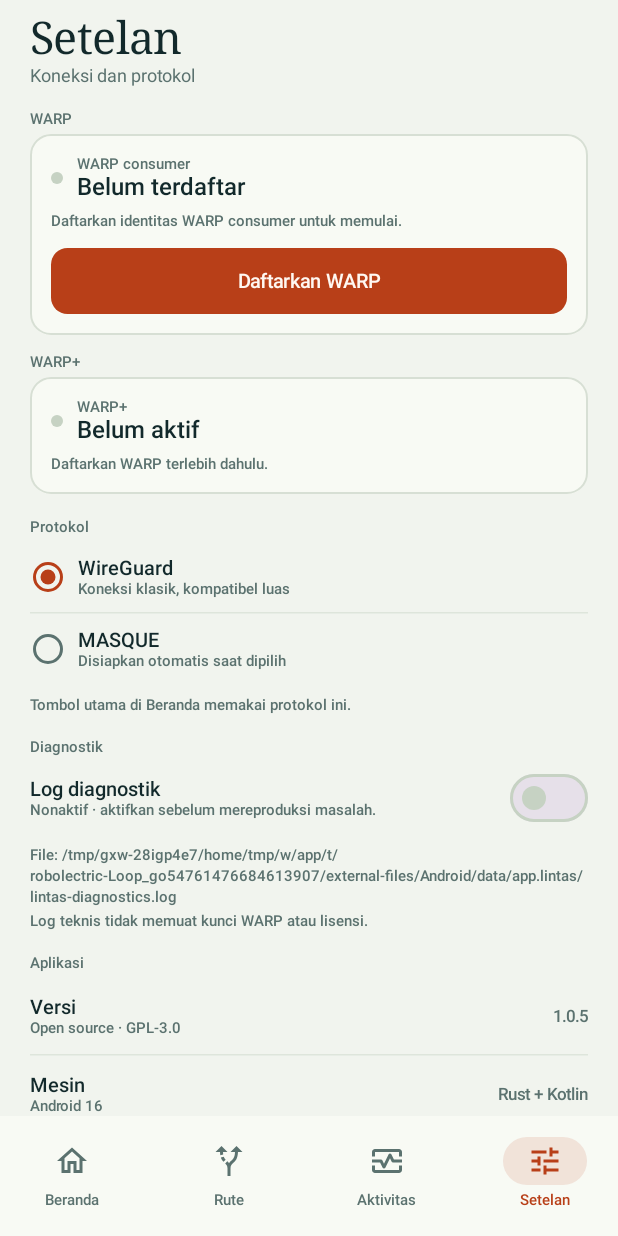
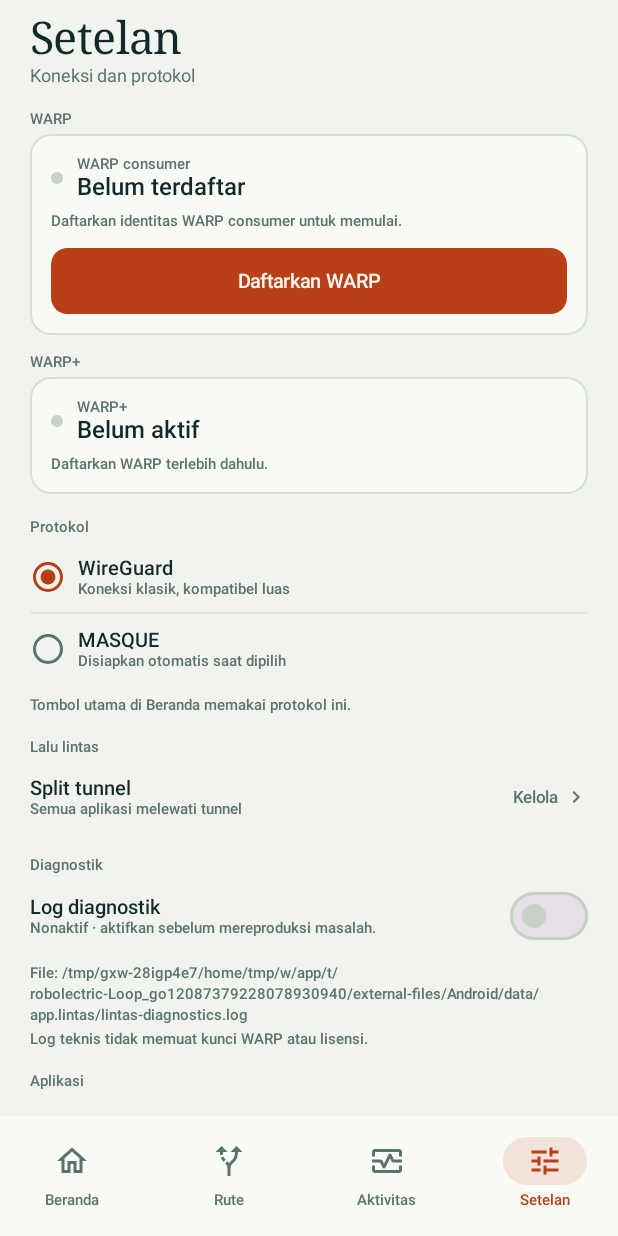
Before and after one commit to hafizhlf/lintas-vpn, an Android app built with Jetpack Compose: the screen it shows after launch (MainActivity), item 4 of the bottom bar chosen, on a phone screen of 412 x 824 dp. Run offline under Robolectric (Android 15) with nearby library versions, the phone set to English and light mode, and no system bars; pictures from the network do not load.

Commit message:
feat: add split tunnel app picker

```diff
--- a/app/src/main/java/app/lintas/ui/LintasApp.kt
+++ b/app/src/main/java/app/lintas/ui/LintasApp.kt
@@ -23,6 +23,7 @@ import androidx.compose.foundation.shape.RoundedCornerShape
 import androidx.compose.foundation.verticalScroll
 import androidx.compose.material.icons.Icons
 import androidx.compose.material.icons.automirrored.filled.AltRoute
+import androidx.compose.material.icons.automirrored.filled.ArrowBack
 import androidx.compose.material.icons.filled.Check
 import androidx.compose.material.icons.filled.Home
 import androidx.compose.material.icons.filled.MonitorHeart
@@ -61,6 +62,7 @@ import androidx.compose.runtime.LaunchedEffect
 import androidx.compose.runtime.getValue
 import androidx.compose.runtime.mutableIntStateOf
 import androidx.compose.runtime.mutableStateOf
+import androidx.compose.runtime.remember
 import androidx.compose.runtime.saveable.rememberSaveable
 import androidx.compose.runtime.setValue
 import androidx.compose.ui.Alignment
@@ -125,6 +127,25 @@ fun LintasApp(
         WarpController.initialize(context)
     }
 
+    var showSplitTunnel by rememberSaveable { mutableStateOf(false) }
+    var excludedApps by remember {
+        mutableStateOf(VpnPreferences.loadExcludedApps(context))
+    }
+
+    if (showSplitTunnel) {
+        SplitTunnelScreen(
+            excluded = excludedApps,
+            tunnelActive = tunnel.status == TunnelStatus.CONNECTED ||
+                tunnel.status == TunnelStatus.CONNECTING,
+            onExcludedChange = { next ->
+                excludedApps = next
+                VpnPreferences.saveExcludedApps(context, next)
+            },
+            onBack = { showSplitTunnel = false },
+        )
+        return
+    }
+
     Scaffold(
         containerColor = MaterialTheme.colorScheme.background,
         bottomBar = {
@@ -174,6 +195,10 @@ fun LintasApp(
                     onClearWarpPlus = { WarpController.clearWarpPlusFeedback() },
                     warpCheck = warpCheck,
                     onWarpCheck = { WarpController.checkStatus(context) },
+                    splitTunnelCount = excludedApps.size,
+                    splitTunnelActive = tunnel.status == TunnelStatus.CONNECTED ||
+                        tunnel.status == TunnelStatus.CONNECTING,
+                    onOpenSplitTunnel = { showSplitTunnel = true },
                     diagnosticsEnabled = diagnosticsEnabled,
                     diagnosticsPath = DiagnosticLog.path(context),
                     onDiagnosticsToggle = { enabled ->
@@ -1026,6 +1051,9 @@ private fun SettingsScreen(
     onClearWarpPlus: () -> Unit,
     warpCheck: WarpCheckState,
     onWarpCheck: () -> Unit,
+    splitTunnelCount: Int,
+    splitTunnelActive: Boolean,
+    onOpenSplitTunnel: () -> Unit,
     diagnosticsEnabled: Boolean,
     diagnosticsPath: String,
     onDiagnosticsToggle: (Boolean) -> Unit,
@@ -1122,6 +1150,14 @@ private fun SettingsScreen(
                 },
                 style = MaterialTheme.typography.labelSmall,
                 color = MaterialTheme.colorScheme.onSurfaceVariant,
+            )
+        }
+        Spacer(Modifier.height(16.dp))
+        SettingsGroup(title = "Lalu lintas") {
+            SplitTunnelSettingRow(
+                count = splitTunnelCount,
+                active = splitTunnelActive,
+                onClick = onOpenSplitTunnel,
             )
         }
         Spacer(Modifier.height(16.dp))
@@ -1192,6 +1228,54 @@ private fun ProtocolRow(
                 color = MaterialTheme.colorScheme.onSurfaceVariant,
             )
         }
+    }
+}
+
+@Composable
+private fun SplitTunnelSettingRow(
+    count: Int,
+    active: Boolean,
+    onClick: () -> Unit,
+) {
+    Row(
+        modifier = Modifier
+            .fillMaxWidth()
+            .clickable(onClick = onClick)
+            .padding(vertical = 9.dp),
+        verticalAlignment = Alignment.CenterVertically,
+    ) {
+        Column(modifier = Modifier.weight(1f)) {
+            Text(
+                "Split tunnel",
+                style = MaterialTheme.typography.bodyMedium.copy(fontWeight = FontWeight.SemiBold),
+            )
+            Text(
+                buildString {
+                    append(
+                        if (count == 0) {
+                            "Semua aplikasi melewati tunnel"
+                        } else {
+                            "$count aplikasi dikecualikan"
+                        },
+                    )
+                    if (active) append(" · sambung ulang untuk menerapkan")
+                },
+                style = MaterialTheme.typography.labelSmall,
+                color = MaterialTheme.colorScheme.onSurfaceVariant,
+            )
+        }
+        Text(
+            "Kelola",
+            style = MaterialTheme.typography.labelMedium,
+            color = MaterialTheme.colorScheme.onSurfaceVariant,
+        )
+        Spacer(Modifier.width(4.dp))
+        Icon(
+            Icons.Outlined.ChevronRight,
+            contentDescription = null,
+            modifier = Modifier.size(16.dp),
+            tint = MaterialTheme.colorScheme.onSurfaceVariant,
+        )
     }
 }
 
@@ -1472,7 +1556,7 @@ private fun SettingsGroup(title: String, content: @Composable ColumnScope.() ->
 }
 
 @Composable
-private fun SwitchSettingRow(
+internal fun SwitchSettingRow(
     title: String,
     subtitle: String,
     checked: Boolean,
@@ -1527,15 +1611,25 @@ private fun SettingDivider() {
 }
 
 @Composable
-private fun ScreenHeader(
+internal fun ScreenHeader(
     title: String,
     subtitle: String,
+    onBack: (() -> Unit)? = null,
     action: (@Composable () -> Unit)? = null,
 ) {
     Row(
         modifier = Modifier.fillMaxWidth(),
         verticalAlignment = Alignment.CenterVertically,
     ) {
+        if (onBack != null) {
+            IconButton(onClick = onBack, modifier = Modifier.size(40.dp)) {
+                Icon(
+                    Icons.AutoMirrored.Filled.ArrowBack,
+                    contentDescription = "Kembali",
+                )
+            }
+            Spacer(Modifier.width(4.dp))
+        }
         Column(modifier = Modifier.weight(1f)) {
             Text(
                 title,
```
Also changed, not shown: app/src/main/java/app/lintas/ui/SplitTunnelScreen.kt (added, +333 -0 lines).
